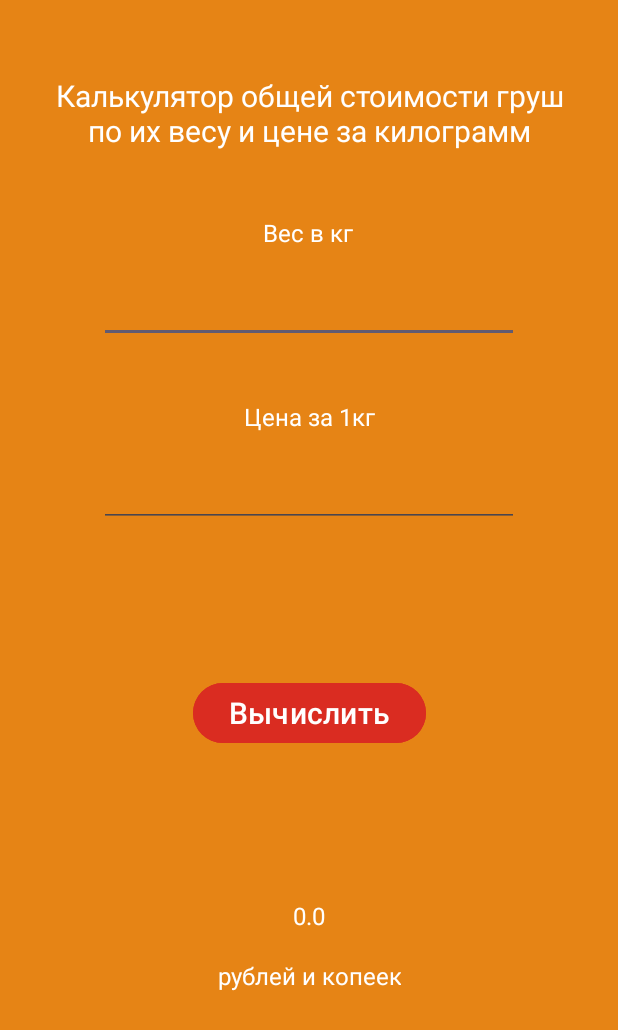
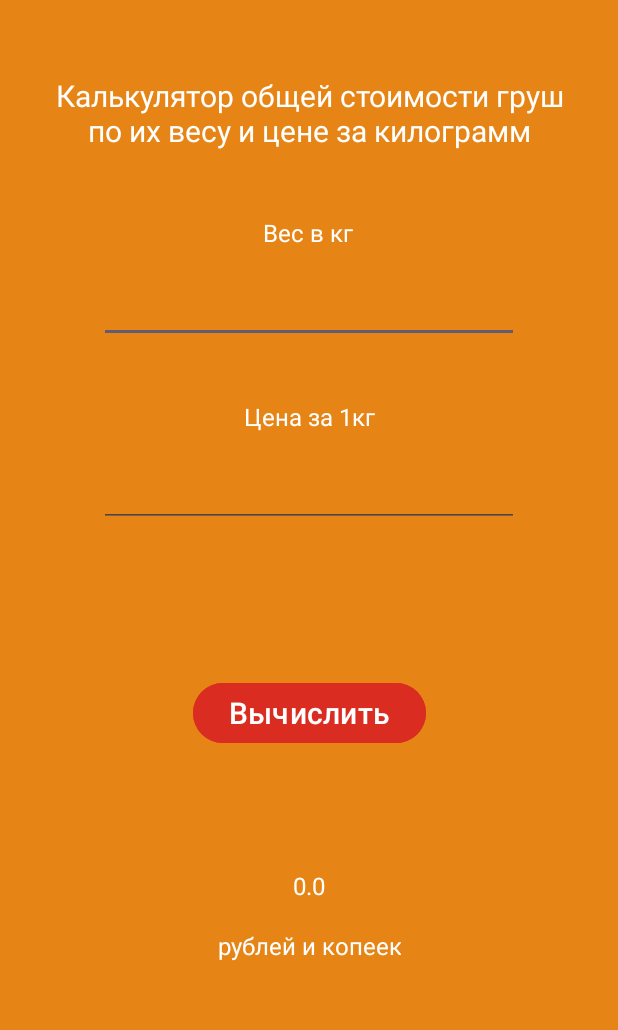
Before and after one commit to BelovaD/mob_lab1_and_lab3, an Android app: the screen it shows after launch (MainActivity), after a tap on "Вычислить", on a phone screen of 412 x 824 dp. Shown: the top 1030 px of the screen. Run offline under Robolectric (Android 15) with nearby library versions, the phone set to English and light mode, and no system bars; 2 statements that could not run were skipped.

Commit message:
second_version_app

```diff
--- a/app/src/main/AndroidManifest.xml
+++ b/app/src/main/AndroidManifest.xml
@@ -8,7 +8,7 @@
         android:fullBackupContent="@xml/backup_rules"
         android:icon="@drawable/ic_icon"
         android:label="@string/app_name"
-        android:roundIcon="@mipmap/ic_launcher_round"
+        android:roundIcon="@drawable/ic_icon"
         android:supportsRtl="true"
         android:theme="@style/Theme.PR1Belova"
         tools:targetApi="31">
@@ -22,5 +22,4 @@
             </intent-filter>
         </activity>
     </application>
-
 </manifest>
--- a/app/src/main/java/com/example/pr1belova/MainActivity.java
+++ b/app/src/main/java/com/example/pr1belova/MainActivity.java
@@ -6,18 +6,21 @@ import android.view.View;
 import android.widget.Button;
 import android.widget.EditText;
 import android.widget.TextView;
-
+import android.content.SharedPreferences;
+import android.content.SharedPreferences.Editor;
 import androidx.activity.EdgeToEdge;
 import androidx.appcompat.app.AppCompatActivity;
 import androidx.core.graphics.Insets;
 import androidx.core.view.ViewCompat;
 import androidx.core.view.WindowInsetsCompat;
+import android.widget.Toast;
 
 public class MainActivity extends AppCompatActivity {
 
     private TextView result;
     private EditText edit_weight, edit_value;
-    private Button btn;
+    private Button btn, btnSave, btnLoad;
+    SharedPreferences sPref;
 
     @Override
     protected void onCreate(Bundle savedInstanceState) {
@@ -39,6 +42,8 @@ public class MainActivity extends AppCompatActivity {
         edit_weight.setInputType(InputType.TYPE_CLASS_NUMBER | InputType.TYPE_NUMBER_FLAG_DECIMAL);
         edit_value.setInputType(InputType.TYPE_CLASS_NUMBER | InputType.TYPE_NUMBER_FLAG_DECIMAL);
 
+        loadText();
+
         btn.setOnClickListener(new View.OnClickListener() {
             @Override
             public void onClick(View v) {
@@ -46,9 +51,21 @@ public class MainActivity extends AppCompatActivity {
                 float num2 = Float.parseFloat(edit_value.getText().toString());
                 float res = num1*num2;
                 result.setText(String.valueOf(res));
+                saveText(String.valueOf(res));
             }
+        });
+    }
 
-        });
+    void saveText(String new_text) {
+        sPref = getPreferences(MODE_PRIVATE);
+        SharedPreferences.Editor ed = sPref.edit();
+        ed.putString("ROUBLES", new_text);
+        ed.commit();
+    }
+    void loadText() {
+        sPref = getPreferences(MODE_PRIVATE);
+        String savedText = sPref.getString("ROUBLES", "");
+        result.setText(savedText);
+    }
 
-    }
 }
--- a/app/src/main/res/layout/activity_main.xml
+++ b/app/src/main/res/layout/activity_main.xml
@@ -41,7 +41,7 @@
         android:id="@+id/result"
         android:layout_width="wrap_content"
         android:layout_height="wrap_content"
-        android:layout_marginTop="100dp"
+        android:layout_marginTop="80dp"
         android:gravity="center_horizontal"
         android:text="@string/result"
         android:textColor="@color/white"
@@ -54,7 +54,7 @@
         android:id="@+id/money"
         android:layout_width="wrap_content"
         android:layout_height="wrap_content"
-        android:layout_marginTop="140dp"
+        android:layout_marginTop="120dp"
         android:gravity="center_horizontal"
         android:text="@string/money"
         android:textColor="@color/white"
@@ -69,9 +69,9 @@
         android:layout_width="wrap_content"
         android:layout_height="wrap_content"
         android:layout_marginTop="80dp"
+        android:height="48dp"
         android:ems="15"
         android:inputType="text"
-        android:height="48dp"
         android:textColor="@color/white"
         android:textSize="16sp"
         app:layout_constraintEnd_toEndOf="parent"
@@ -83,8 +83,8 @@
         android:layout_width="wrap_content"
         android:layout_height="wrap_content"
         android:layout_marginTop="80dp"
+        android:height="48dp"
         android:ems="15"
-        android:height="48dp"
         android:inputType="text"
         android:textColor="@color/white"
         android:textSize="16sp"
```
Also changed, not shown: app/src/main/res/drawable/background.png (deleted).
